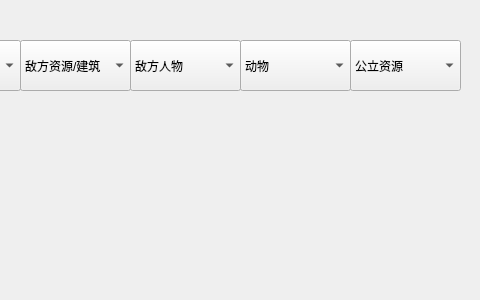
First picture: the form in Editor.ui, repository hackermmzz/new-aoe, before the edit; both pictures show x 640 to 1120 and y 0 to 300 of the 1500 by 300 pixel window.
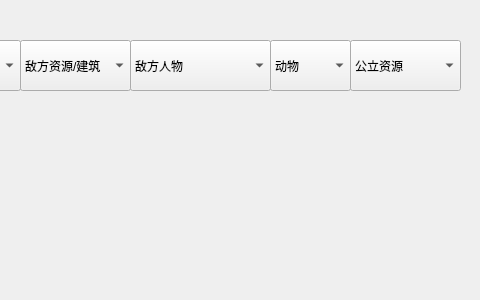
Second picture: the form after the edit.

Commit message: feat:增加编辑器某些兵种按钮

Patch:
```diff
--- a/Editor.ui
+++ b/Editor.ui
@@ -186,7 +186,7 @@
     <rect>
      <x>770</x>
      <y>40</y>
-     <width>111</width>
+     <width>141</width>
      <height>51</height>
     </rect>
    </property>
@@ -252,9 +252,9 @@
   <widget class="QComboBox" name="animal">
    <property name="geometry">
     <rect>
-     <x>880</x>
+     <x>910</x>
      <y>40</y>
-     <width>111</width>
+     <width>81</width>
      <height>51</height>
     </rect>
    </property>
```
Left out of the diff: 30 changed lines with no effect on the pictures. The commit also changes 3 other files.
